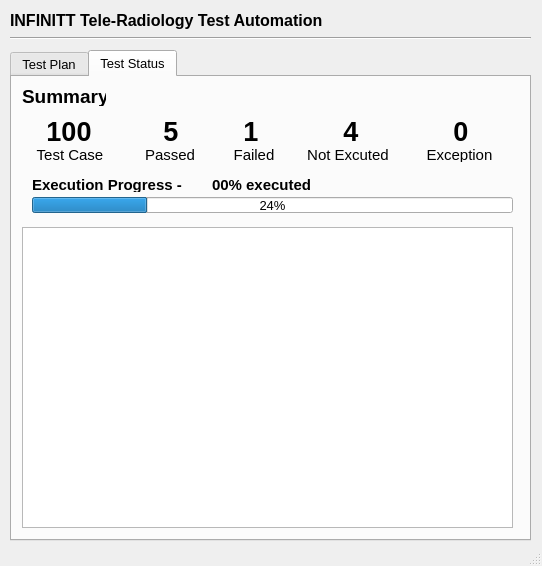
Old version of the form Test_GUI_2.ui in the repository kylejeon/ITR_TEST.
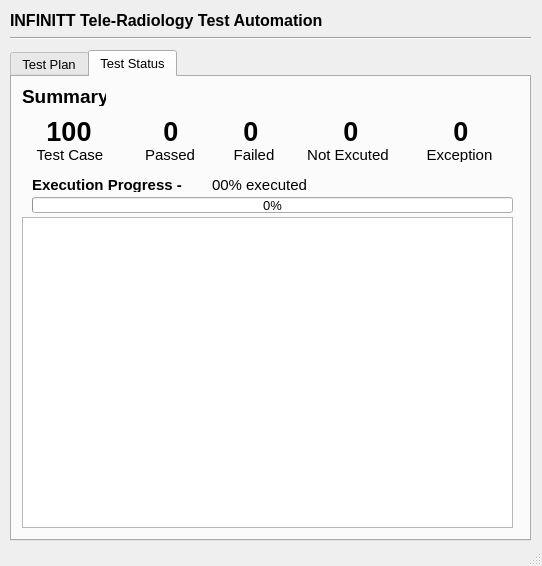
New version of the form. The open tabs and pages were chosen to show the change.

What changed in the file:
```diff
--- a/Test_GUI_2.ui
+++ b/Test_GUI_2.ui
@@ -1522,7 +1522,7 @@
        </font>
       </property>
       <property name="text">
-       <string>4</string>
+       <string>0</string>
       </property>
       <property name="alignment">
        <set>Qt::AlignCenter</set>
@@ -1558,7 +1558,7 @@
        </rect>
       </property>
       <property name="value">
-       <number>24</number>
+       <number>0</number>
       </property>
      </widget>
      <widget class="QLabel" name="label_3">
@@ -1663,8 +1663,8 @@
       <property name="font">
        <font>
         <pointsize>11</pointsize>
-        <weight>75</weight>
-        <bold>true</bold>
+        <weight>50</weight>
+        <bold>false</bold>
        </font>
       </property>
       <property name="text">
@@ -1734,7 +1734,7 @@
        </font>
       </property>
       <property name="text">
-       <string>5</string>
+       <string>0</string>
       </property>
       <property name="alignment">
        <set>Qt::AlignCenter</set>
@@ -1780,19 +1780,19 @@
        </font>
       </property>
       <property name="text">
-       <string>1</string>
+       <string>0</string>
       </property>
       <property name="alignment">
        <set>Qt::AlignCenter</set>
       </property>
      </widget>
-     <widget class="QTableView" name="tableView">
+     <widget class="QTableWidget" name="tableWidget">
       <property name="geometry">
        <rect>
         <x>10</x>
-        <y>150</y>
+        <y>140</y>
         <width>491</width>
-        <height>301</height>
+        <height>311</height>
        </rect>
       </property>
      </widget>
```
Left out of the diff: 2 changed lines with no effect on the pictures.
